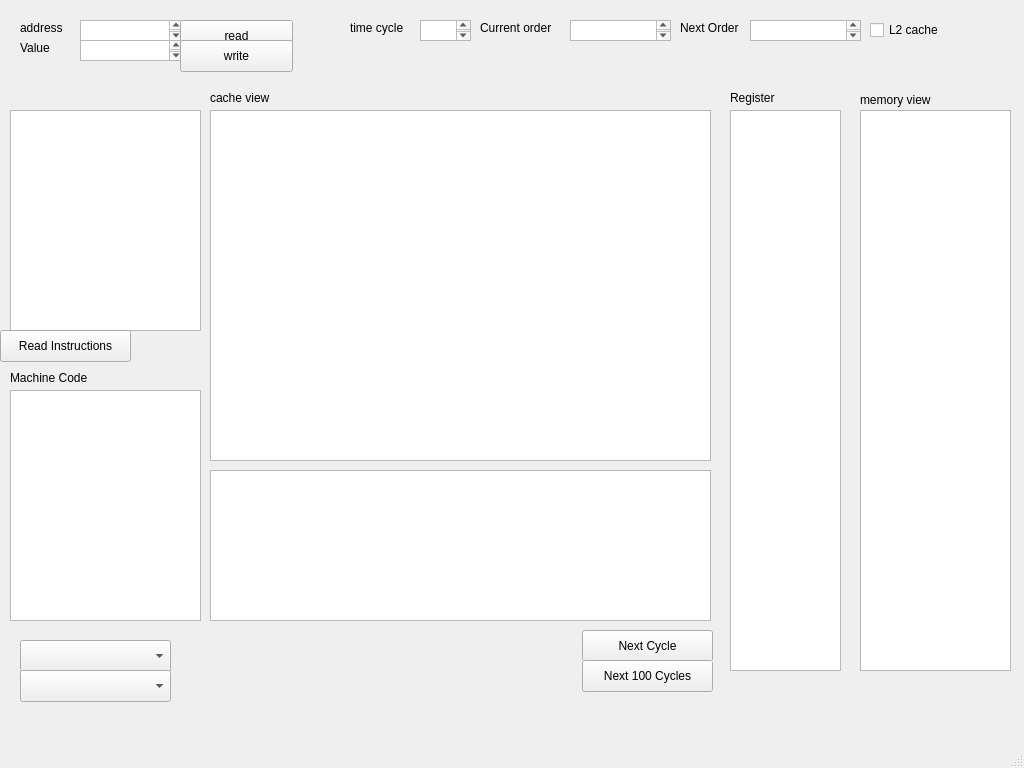
Before: the Qt Designer form ui/mainwindow.ui in Soooooda/WonderfulISA, drawn with Qt 5.
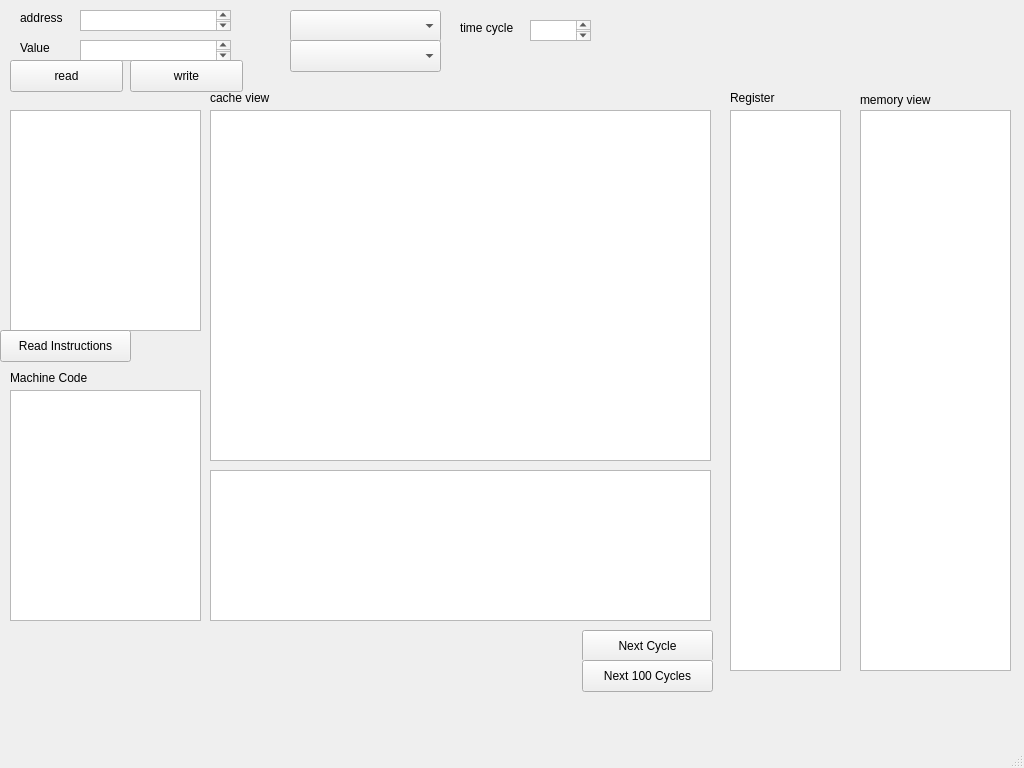
After: the same form once the commit is applied.

Commit message: add cycle button

```diff
--- a/ui/mainwindow.ui
+++ b/ui/mainwindow.ui
@@ -58,23 +58,10 @@
      <string>cache view</string>
     </property>
    </widget>
-   <widget class="QCheckBox" name="checkBox">
+   <widget class="QLabel" name="TimeCycleLabel">
     <property name="geometry">
      <rect>
-      <x>870</x>
-      <y>20</y>
-      <width>86</width>
-      <height>20</height>
-     </rect>
-    </property>
-    <property name="text">
-     <string>L2 cache</string>
-    </property>
-   </widget>
-   <widget class="QLabel" name="label_2">
-    <property name="geometry">
-     <rect>
-      <x>350</x>
+      <x>460</x>
       <y>20</y>
       <width>71</width>
       <height>16</height>
@@ -84,62 +71,6 @@
      <string>time cycle</string>
     </property>
    </widget>
-   <widget class="QTextBrowser" name="textBrowser_2">
-    <property name="geometry">
-     <rect>
-      <x>420</x>
-      <y>20</y>
-      <width>51</width>
-      <height>21</height>
-     </rect>
-    </property>
-   </widget>
-   <widget class="QLabel" name="label_3">
-    <property name="geometry">
-     <rect>
-      <x>480</x>
-      <y>20</y>
-      <width>91</width>
-      <height>16</height>
-     </rect>
-    </property>
-    <property name="text">
-     <string>Current order</string>
-    </property>
-   </widget>
-   <widget class="QTextBrowser" name="textBrowser_3">
-    <property name="geometry">
-     <rect>
-      <x>570</x>
-      <y>20</y>
-      <width>101</width>
-      <height>21</height>
-     </rect>
-    </property>
-   </widget>
-   <widget class="QLabel" name="label_4">
-    <property name="geometry">
-     <rect>
-      <x>680</x>
-      <y>20</y>
-      <width>71</width>
-      <height>16</height>
-     </rect>
-    </property>
-    <property name="text">
-     <string>Next Order</string>
-    </property>
-   </widget>
-   <widget class="QTextBrowser" name="textBrowser_4">
-    <property name="geometry">
-     <rect>
-      <x>750</x>
-      <y>20</y>
-      <width>111</width>
-      <height>21</height>
-     </rect>
-    </property>
-   </widget>
    <widget class="QLabel" name="memory_label">
     <property name="geometry">
      <rect>
@@ -167,8 +98,8 @@
     <property name="geometry">
      <rect>
       <x>80</x>
-      <y>20</y>
-      <width>104</width>
+      <y>10</y>
+      <width>151</width>
       <height>21</height>
      </rect>
     </property>
@@ -177,7 +108,7 @@
     <property name="geometry">
      <rect>
       <x>20</x>
-      <y>20</y>
+      <y>10</y>
       <width>59</width>
       <height>16</height>
      </rect>
@@ -204,7 +135,7 @@
      <rect>
       <x>80</x>
       <y>40</y>
-      <width>104</width>
+      <width>151</width>
       <height>21</height>
      </rect>
     </property>
@@ -212,8 +143,8 @@
    <widget class="QPushButton" name="pushButton_2">
     <property name="geometry">
      <rect>
-      <x>180</x>
-      <y>20</y>
+      <x>10</x>
+      <y>60</y>
       <width>113</width>
       <height>32</height>
      </rect>
@@ -225,8 +156,8 @@
    <widget class="QPushButton" name="pushButton_3">
     <property name="geometry">
      <rect>
-      <x>180</x>
-      <y>40</y>
+      <x>130</x>
+      <y>60</y>
       <width>113</width>
       <height>32</height>
      </rect>
@@ -317,8 +248,8 @@
    <widget class="QComboBox" name="pipelineModeBox">
     <property name="geometry">
      <rect>
-      <x>20</x>
-      <y>640</y>
+      <x>290</x>
+      <y>10</y>
       <width>151</width>
       <height>32</height>
      </rect>
@@ -327,8 +258,8 @@
    <widget class="QComboBox" name="CacheModeBox">
     <property name="geometry">
      <rect>
-      <x>20</x>
-      <y>670</y>
+      <x>290</x>
+      <y>40</y>
       <width>151</width>
       <height>32</height>
      </rect>
@@ -350,6 +281,19 @@
      <string>Next 100 Cycles</string>
     </property>
    </widget>
+   <widget class="QTextEdit" name="TimeCycleText">
+    <property name="geometry">
+     <rect>
+      <x>530</x>
+      <y>20</y>
+      <width>61</width>
+      <height>21</height>
+     </rect>
+    </property>
+    <property name="readOnly">
+     <bool>true</bool>
+    </property>
+   </widget>
   </widget>
   <widget class="QMenuBar" name="menubar">
    <property name="geometry">
```
The commit also changes 3 other files.
